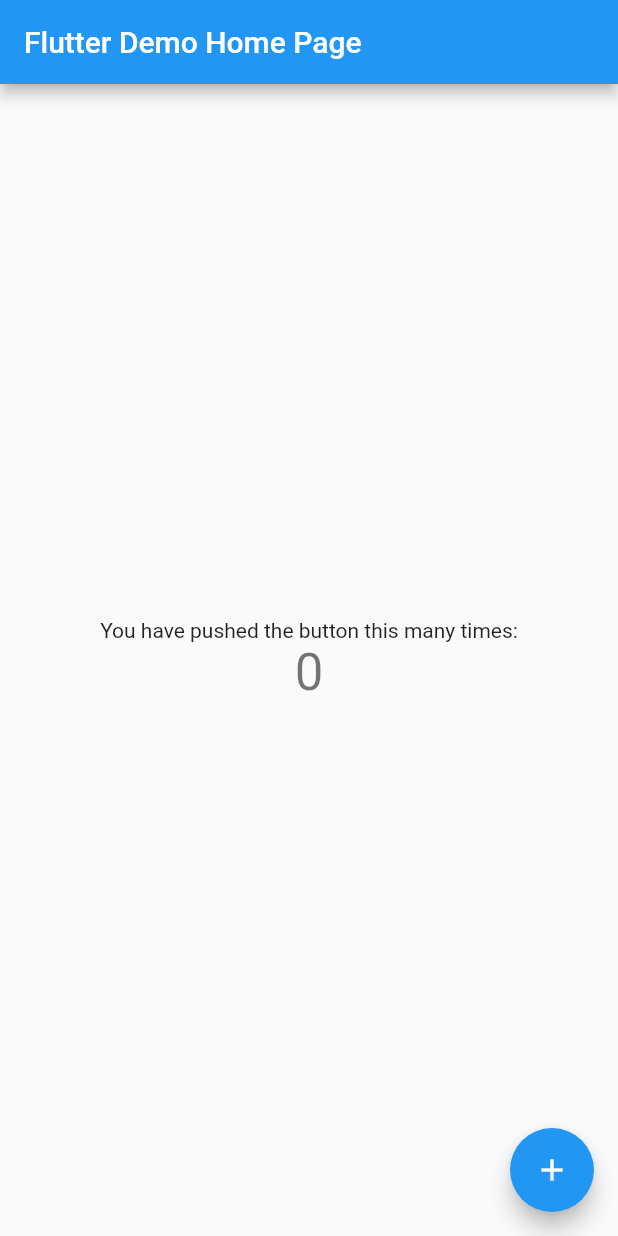
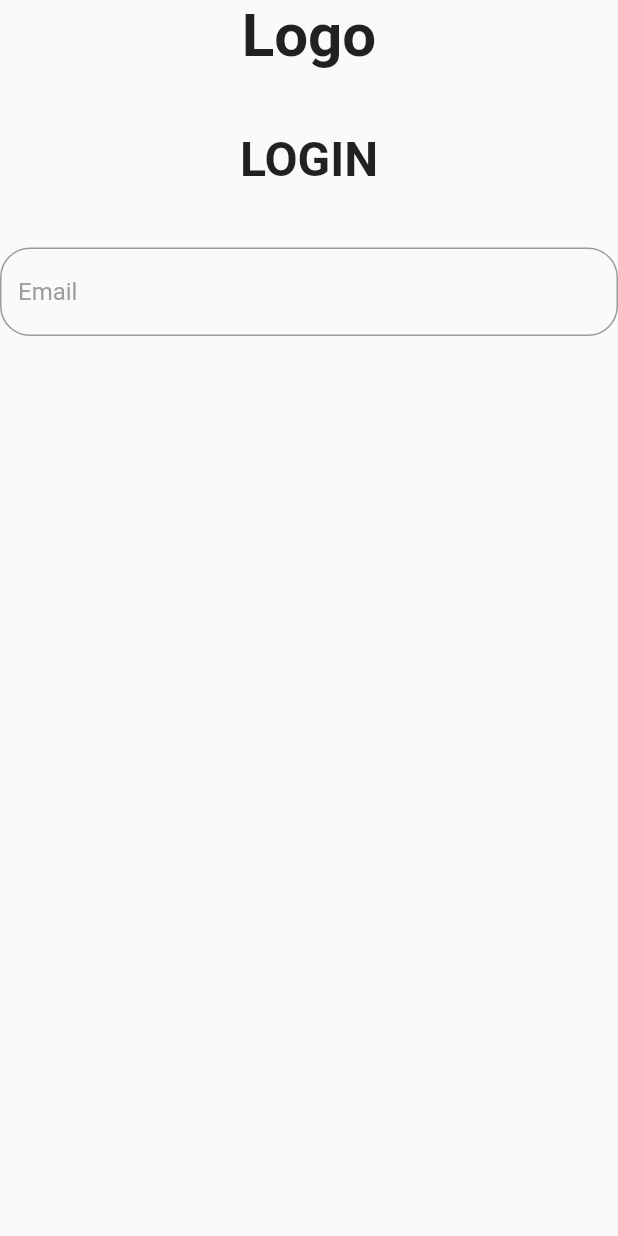
Before and after one commit to Uvindu96/uber_app_user, a Flutter app: the screen it shows after launch, on a phone screen of 412 x 824 dp. Run offline on Flutter 3.47's test engine with Material 2 defaults, Android fonts, the phone set to English and light mode, and no system bars.

Commit message:
Creating login page

```diff
--- a/lib/main.dart
+++ b/lib/main.dart
@@ -1,8 +1,70 @@
 import 'package:flutter/material.dart';
 
-void main() => runApp(MyApp());
+void main() => runApp(App());
 
-class MyApp extends StatelessWidget {
+class App extends StatelessWidget{
+  @override
+  Widget build(BuildContext context) {
+    return MaterialApp(
+      theme: ThemeData(
+        primaryColor: Color(0xFFFB4158),
+      ),
+      home: LoginPage(),
+    );
+  }
+}
+
+class LoginPage extends StatefulWidget{
+  @override
+  _LoginPageState createState()=> _LoginPageState();
+}
+
+class _LoginPageState extends State<LoginPage>{
+  @override
+  Widget build(BuildContext context) {
+    return Scaffold(
+      body: Column(children: <Widget>[
+        Text('Logo',
+        style: TextStyle(
+          fontSize: 40.0,
+          fontWeight: FontWeight.bold,
+        ),
+        ),
+        SizedBox(height: 40.0,),
+        Text(
+          "LOGIN",
+          style: TextStyle(
+            fontSize: 32.0,
+            fontWeight: FontWeight.bold,
+          ),
+        ),
+        SizedBox(height: 40.0,),
+        buildTextField(),
+      ],
+      ),
+    );
+  }
+
+Widget buildTextField(){
+  return TextField(
+    decoration: InputDecoration(
+      hintText: "Email",
+      hintStyle: TextStyle(
+        color: Colors.grey,
+        fontSize: 16.0,
+      ),
+      border: OutlineInputBorder(
+        borderRadius: BorderRadius.circular(20.0),
+      )
+      ),
+    );
+  }
+}
+
+
+
+
+/* class MyApp extends StatelessWidget {
   // This widget is the root of your application.
   @override
   Widget build(BuildContext context) {
@@ -108,4 +170,4 @@ class _MyHomePageState extends State<MyHomePage> {
       ), // This trailing comma makes auto-formatting nicer for build methods.
     );
   }
-}
+} */
```
